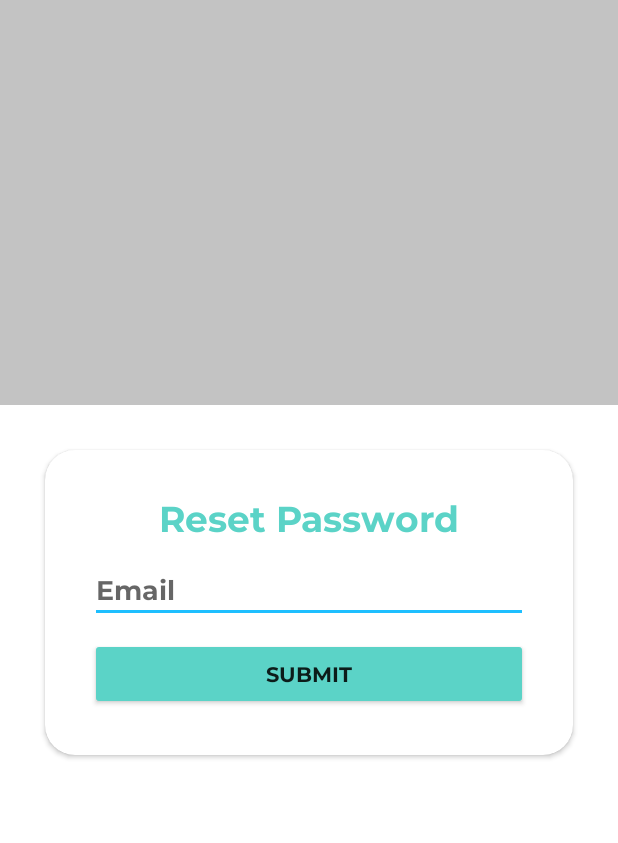
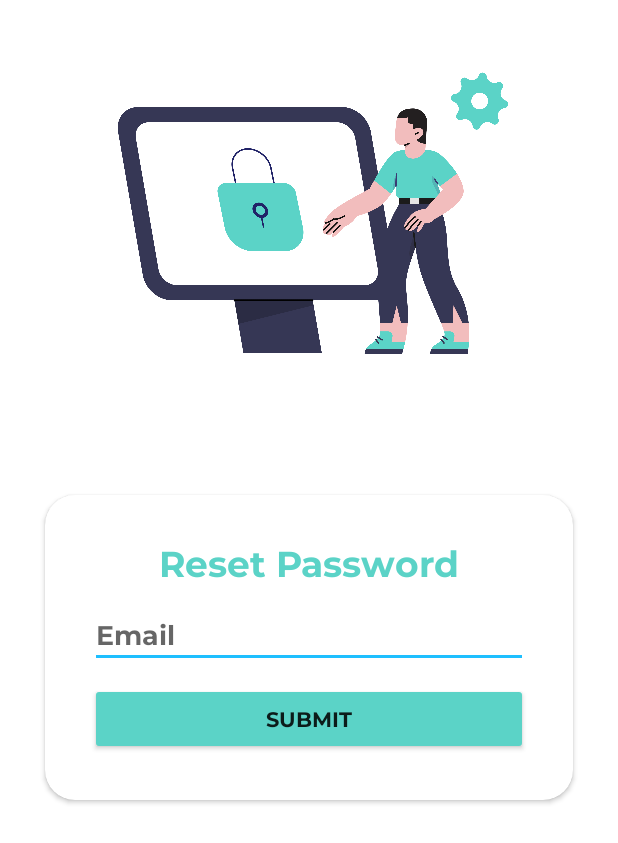
Before and after one commit to ReaL15/MyTabungan, an Android app: the ResetPasswordActivity screen opened directly, with no data from a screen before it, on a phone screen of 412 x 824 dp. Shown: the top 843 px of the screen. Run offline under Robolectric (Android 15) with nearby library versions, the phone set to English and light mode, and no system bars; our stand-ins replace Firebase (no records; nobody signed in at launch, a user with empty details on screens opened directly).

Commit message:
nambahin ilustrasi ini itu

```diff
--- a/app/src/main/res/layout/activity_reset_password.xml
+++ b/app/src/main/res/layout/activity_reset_password.xml
@@ -10,9 +10,8 @@
     <androidx.appcompat.widget.AppCompatImageView
         android:id="@+id/ilustrasi_resetpass"
         android:layout_width="match_parent"
-        android:layout_height="270dp"
-        android:layout_marginBottom="-74dp"
-        android:src="@color/grey"
+        android:layout_height="300dp"
+        android:src="@drawable/ilustrasi_resetpass"
         app:layout_constraintStart_toStartOf="parent"
         app:layout_constraintTop_toTopOf="parent"/>
 
@@ -20,10 +19,8 @@
         android:id="@+id/cardview_login"
         android:layout_width="match_parent"
         android:layout_height="wrap_content"
-        android:background="@drawable/login_card"
         app:cardCornerRadius="20dp"
         android:layout_margin="30dp"
-        android:elevation="50dp"
         app:layout_constraintStart_toStartOf="parent"
         app:layout_constraintEnd_toEndOf="parent"
         app:layout_constraintTop_toBottomOf="@id/ilustrasi_resetpass">
```
Also changed, not shown: app/src/main/res/layout/activity_login.xml (+4 -4 lines), app/src/main/res/layout/activity_register.xml (+14 -2 lines), app/src/main/res/drawable-v24/ilustrasi_login.png (added), app/src/main/res/drawable-v24/ilustrasi_register.png (added), app/src/main/res/drawable-v24/ilustrasi_resetpass.png (added).
